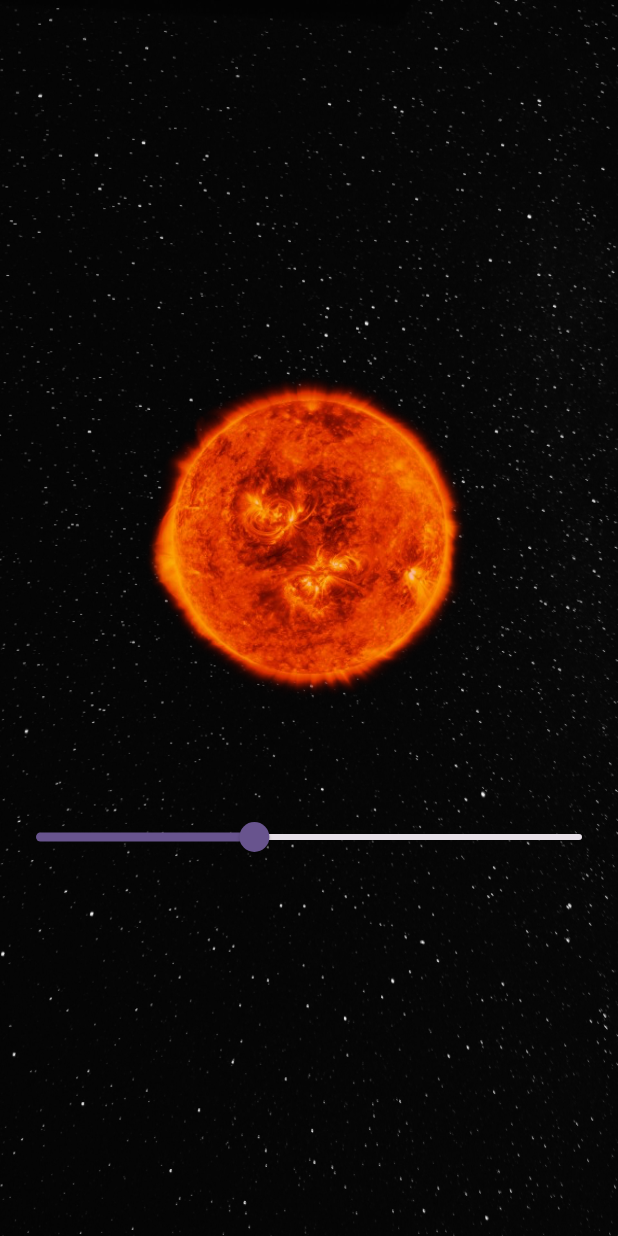
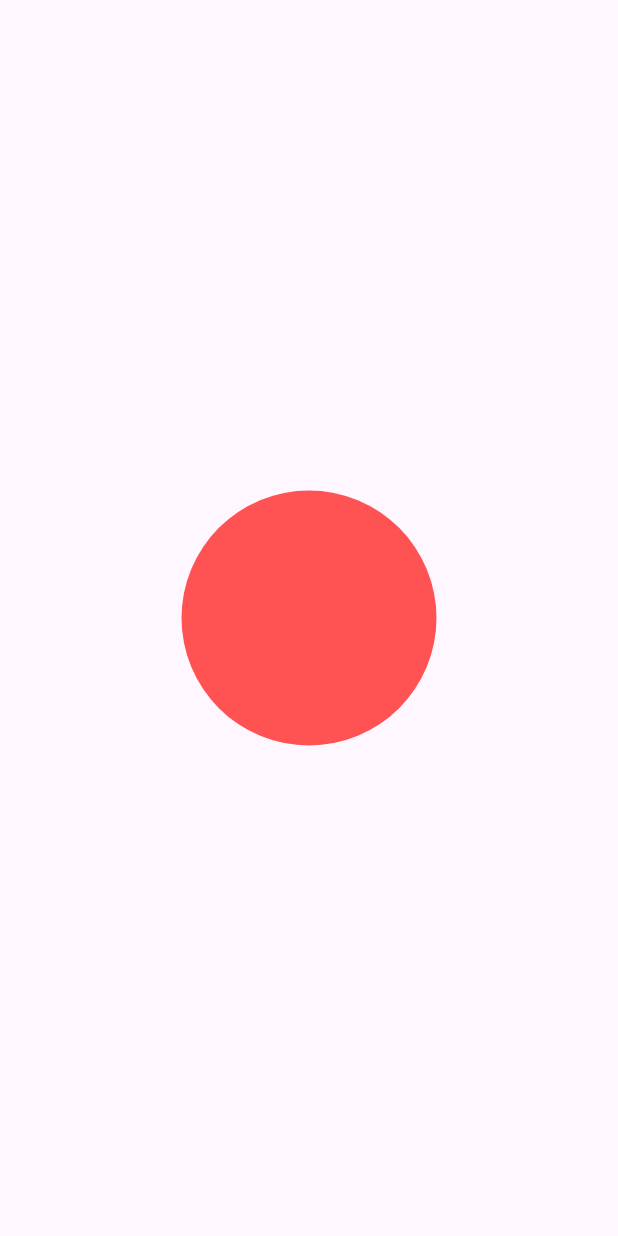
Before and after one commit to Vishal2021verma/animations, a Flutter app: the screen it shows after launch, on a phone screen of 412 x 824 dp. Run offline on Flutter 3.47's test engine with Material 3 defaults, Android fonts, the phone set to English and light mode, and no system bars.

Commit message:
repeating animation with animation controller

```diff
--- /dev/null
+++ b/lib/explicit_animation/repeating_animation_screen.dart
@@ -0,0 +1,44 @@
+import 'package:flutter/material.dart';
+
+class RepeatingAnimationScreen extends StatefulWidget {
+  const RepeatingAnimationScreen({super.key});
+  @override
+  State<RepeatingAnimationScreen> createState() =>
+      _RepeatingAnimationScreenState();
+}
+
+class _RepeatingAnimationScreenState extends State<RepeatingAnimationScreen>
+    with SingleTickerProviderStateMixin {
+  AnimationController? _controller;
+  Animation<double>? _size;
+  @override
+  void initState() {
+    super.initState();
+    _controller =
+        AnimationController(duration: const Duration(seconds: 1), vsync: this, )
+          ..repeat(reverse: false);
+    _size = Tween<double>(begin: 50, end: 200)
+        .animate(_controller as Animation<double>);
+  }
+
+  @override
+  Widget build(BuildContext context) {
+    return Scaffold(
+      body: Center(
+        child: AnimatedBuilder(
+          animation: _size!,
+          builder: (BuildContext context, Widget? child) {
+            return Container(
+              width: _size!.value,
+              height: _size!.value,
+              decoration: BoxDecoration(
+                borderRadius: BorderRadius.circular(1000),
+                color: Colors.redAccent,
+              ),
+            );
+          },
+        ),
+      ),
+    );
+  }
+}
--- a/lib/main.dart
+++ b/lib/main.dart
@@ -1,5 +1,4 @@
-import 'package:animations/implicit_animation/tween_animation_screen.dart';
-import 'package:animations/implicit_animation/tween_sun_animation.dart';
+import 'package:animations/explicit_animation/repeating_animation_screen.dart';
 import 'package:flutter/material.dart';
 
 void main() {
@@ -18,7 +17,7 @@ class MyApp extends StatelessWidget {
         colorScheme: ColorScheme.fromSeed(seedColor: Colors.deepPurple),
         useMaterial3: true,
       ),
-      home: const TweenSunAnimationScreen(),
+      home: const RepeatingAnimationScreen(),
     );
   }
 }
```
